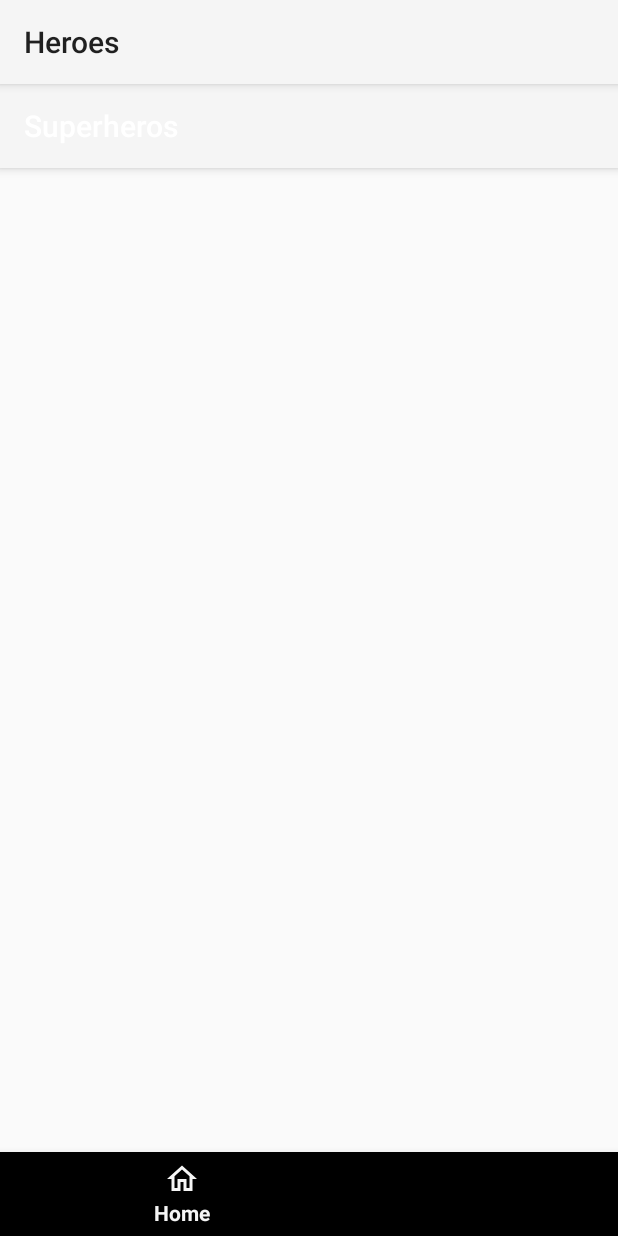
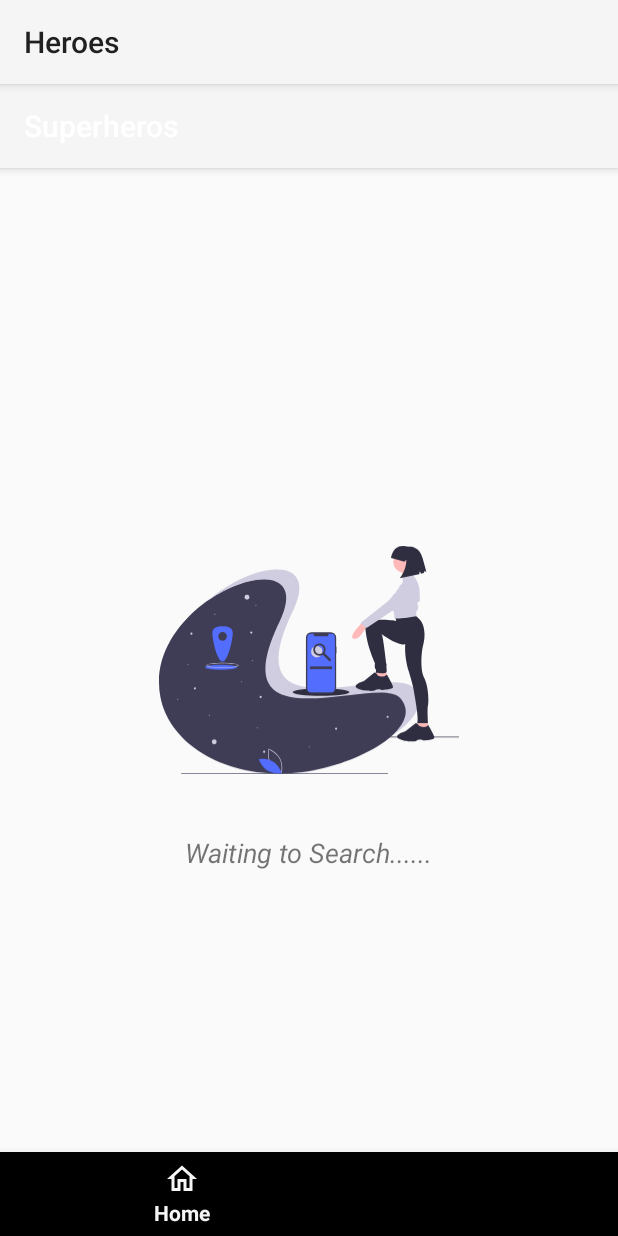
Before and after one commit to polojerry/Heroes, an Android app: the screen it shows after launch (MainActivity), on a phone screen of 412 x 824 dp. Run offline under Robolectric (Android 15) with nearby library versions, the phone set to English and light mode, and no system bars; our stand-ins replace data binding, navigation-ui; pictures from the network do not load; 2 statements that could not run were skipped.

Commit message:
Updated the home screen search place holder. Changes according to HEROAPI Status

```diff
--- a/app/src/main/java/com/polotechnologies/heroes/adapters/BindingUtil.kt
+++ b/app/src/main/java/com/polotechnologies/heroes/adapters/BindingUtil.kt
@@ -29,22 +29,39 @@ fun bindImage(imageView: AppCompatImageView, hero: Hero) {
 fun bindText(textView: AppCompatTextView, hero: Hero) {
     var aliases = ""
 
-    for (alias in hero.biography.aliases){
+    for (alias in hero.biography.aliases) {
         aliases += alias
     }
 
-    aliases = if(aliases == "") "No aliases found." else aliases
+    aliases = if (aliases == "") "No aliases found." else aliases
     textView.text = aliases
 }
 
 @BindingAdapter("heroApiStatus")
 fun bindStatus(imageView: AppCompatImageView, status: HeroApiStatus?) {
-    if (status == HeroApiStatus.ERROR) {
-        imageView.visibility = View.VISIBLE
-        imageView.setImageResource(R.drawable.ic_connection_error)
+    when (status) {
+        HeroApiStatus.ERROR -> {
+            imageView.visibility = View.VISIBLE
+            imageView.setImageResource(R.drawable.ic_connection_error)
+        }
+        HeroApiStatus.NONE -> {
+            imageView.visibility = View.VISIBLE
+        }
+        else -> {
+            imageView.visibility = View.GONE
+        }
+    }
+}
 
-    }else{
-        imageView.visibility = View.GONE
+@BindingAdapter("heroApiStatus")
+fun bindStatus(textView: AppCompatTextView, status: HeroApiStatus?) {
+    when (status) {
+        HeroApiStatus.NONE -> {
+            textView.visibility = View.VISIBLE
+        }
+        else->{
+            textView.visibility = View.GONE
+        }
     }
 }
 
@@ -56,11 +73,7 @@ fun bindStatus(swipeRefreshLayout: SwipeRefreshLayout, status: HeroApiStatus?) {
             swipeRefreshLayout.isRefreshing = true
         }
 
-        HeroApiStatus.DONE -> {
-            swipeRefreshLayout.isRefreshing = false
-        }
-
-        HeroApiStatus.ERROR -> {
+        else -> {
             swipeRefreshLayout.isRefreshing = false
         }
     }
--- a/app/src/main/java/com/polotechnologies/heroes/viewModels/HeroesViewModel.kt
+++ b/app/src/main/java/com/polotechnologies/heroes/viewModels/HeroesViewModel.kt
@@ -29,6 +29,10 @@ class HeroesViewModel(heroName: String?, app: Application) : ViewModel() {
 
     private var viewModelJob = Job()
     private val coroutineScope = CoroutineScope(viewModelJob + Dispatchers.Main)
+
+    init{
+        _heroStatus.value = HeroApiStatus.NONE
+    }
 
 
     fun fetchHeroes(heroName: String?) {
@@ -74,5 +78,6 @@ class HeroesViewModel(heroName: String?, app: Application) : ViewModel() {
 public enum class HeroApiStatus{
     LOADING,
     ERROR,
-    DONE
+    DONE,
+    NONE
 }
--- a/app/src/main/res/layout/fragment_heroes.xml
+++ b/app/src/main/res/layout/fragment_heroes.xml
@@ -36,34 +36,49 @@
 
         <androidx.swiperefreshlayout.widget.SwipeRefreshLayout
             android:id="@+id/swipe_refresh_heroes"
+            heroApiStatusProgress="@{viewModel.heroStatus}"
             android:layout_width="0dp"
             android:layout_height="0dp"
             app:layout_constraintBottom_toBottomOf="parent"
             app:layout_constraintEnd_toEndOf="parent"
+            app:layout_constraintHorizontal_bias="1.0"
             app:layout_constraintStart_toStartOf="parent"
             app:layout_constraintTop_toBottomOf="@+id/app_bar_home"
-            heroApiStatusProgress="@{viewModel.heroStatus}">
+            app:layout_constraintVertical_bias="0.0">
 
             <androidx.recyclerview.widget.RecyclerView
                 android:id="@+id/rv_hero"
                 android:layout_width="match_parent"
                 android:layout_height="match_parent"
                 app:layoutManager="androidx.recyclerview.widget.GridLayoutManager"
-                app:spanCount="2"
-                tools:itemCount="4"
-                tools:listitem="@layout/item_hero" />
+                app:spanCount="2" />
 
         </androidx.swiperefreshlayout.widget.SwipeRefreshLayout>
 
         <androidx.appcompat.widget.AppCompatImageView
             android:id="@+id/img_loading_status"
-            android:layout_width="wrap_content"
-            android:layout_height="wrap_content"
+            android:layout_width="200dp"
+            android:layout_height="200dp"
             app:heroApiStatus="@{viewModel.heroStatus}"
             app:layout_constraintBottom_toBottomOf="parent"
             app:layout_constraintEnd_toEndOf="parent"
             app:layout_constraintStart_toStartOf="parent"
-            app:layout_constraintTop_toBottomOf="@+id/app_bar_home"/>
+            app:layout_constraintTop_toBottomOf="@+id/app_bar_home"
+            android:visibility="visible"
+            app:srcCompat="@drawable/ic_location_search"/>
+
+        <androidx.appcompat.widget.AppCompatTextView
+            android:id="@+id/search_status"
+            android:layout_width="wrap_content"
+            android:layout_height="wrap_content"
+            android:layout_marginTop="16dp"
+            android:text="@string/waiting_to_search"
+            heroApiStatus="@{viewModel.heroStatus}"
+            android:textSize="18sp"
+            android:textStyle="italic"
+            app:layout_constraintEnd_toEndOf="@+id/img_loading_status"
+            app:layout_constraintStart_toStartOf="@+id/img_loading_status"
+            app:layout_constraintTop_toBottomOf="@+id/img_loading_status" />
     </androidx.constraintlayout.widget.ConstraintLayout>
 
 
--- a/app/src/main/res/values/strings.xml
+++ b/app/src/main/res/values/strings.xml
@@ -27,5 +27,6 @@
     <string name="tittle_connection">Connections</string>
     <string name="info_failed_to_add_to_favourite">Failed to Add to Favourites</string>
     <string name="info_added_to_favourite"> Added to Favourites</string>
+    <string name="waiting_to_search">Waiting to Search......</string>
 
 </resources>
```
